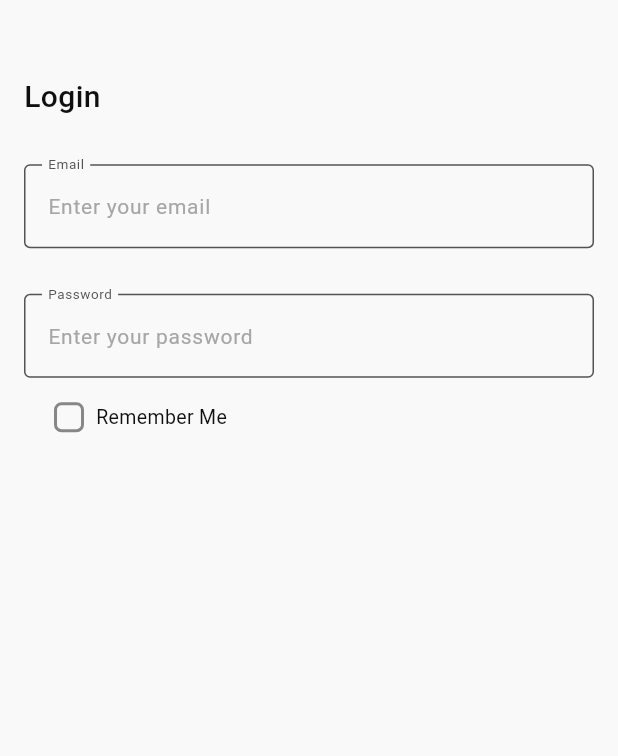
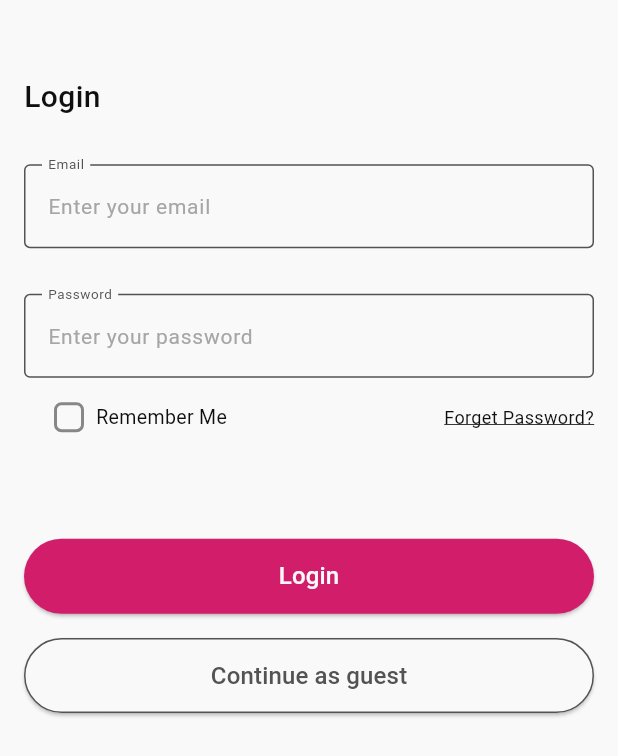
Before and after one commit to Marco-Nagy/Flowery-App, a Flutter app: the screen it shows after launch, on a phone screen of 412 x 824 dp. Shown: the top 756 px of the screen. Run offline on Flutter 3.47's test engine with Material 3 defaults, Android fonts, the light colour scheme and no system bars; our stand-ins replace bloc, dio, flutter_bloc, flutter_screenutil, fluttertoast, get_it and 4 more; generated files the repository leaves out were written again.

```diff
--- a/lib/core/styles/colors/my_colors.dart
+++ b/lib/core/styles/colors/my_colors.dart
@@ -10,5 +10,5 @@ class MyColors {
   static const Color lightBlue_10 = Color(0xffCCD7EB);
   static const Color white = Color(0xffF9F9F9);
   static const Color black = Color(0xff0F0F0F);
-
+  static const Color primary = Color(0xffD21E6A);
 }
--- a/lib/core/utils/widgets/buttons/carved_button.dart
+++ b/lib/core/utils/widgets/buttons/carved_button.dart
@@ -11,6 +11,8 @@ class CurvedButton extends StatelessWidget {
     required this.onTap,
     this.height,
     this.width,
+    this.colorBorderSide,
+    this.textColor,
   });
 
   final Color color;
@@ -18,6 +20,8 @@ class CurvedButton extends StatelessWidget {
   final VoidCallback onTap;
   final double? height;
   final double? width;
+  final Color? colorBorderSide;
+  final Color? textColor;
 
   @override
   Widget build(BuildContext context) {
@@ -30,12 +34,16 @@ class CurvedButton extends StatelessWidget {
           padding: const EdgeInsets.symmetric(vertical: 10,horizontal: 24),
           backgroundColor: color,
           shape: RoundedRectangleBorder(
+            side: BorderSide(
+              color: colorBorderSide ?? Colors.transparent,
+            ),
             borderRadius: BorderRadius.circular(100),
           ),
         ),
         child: Text(
           title,
-          style: MyFonts.styleMedium500_16.copyWith(color: MyColors.white),
+          style: MyFonts.styleMedium500_16
+              .copyWith(color: textColor ?? MyColors.white),
         ),
       ),
     );
--- a/lib/features/auth/domain/entities/request/login_request_entity.dart
+++ b/lib/features/auth/domain/entities/request/login_request_entity.dart
@@ -2,5 +2,5 @@ class LoginRequestEntity {
   final String? email;
   final String? password;
 
-  LoginRequestEntity(this.email, this.password);
+  LoginRequestEntity({this.email, this.password});
 }
--- a/lib/features/auth/presentation/login/manager/login_view_model_cubit.dart
+++ b/lib/features/auth/presentation/login/manager/login_view_model_cubit.dart
@@ -11,10 +11,10 @@ import '../../../domain/use_cases/auth_use_case.dart';
 part 'login_view_model_state.dart';
 
 @injectable
-class LoginViewModelCubit extends Cubit<LoginViewModelState> {
+class LoginViewModel extends Cubit<LoginViewModelState> {
   final AuthUseCase _authUseCase;
 
-  LoginViewModelCubit(this._authUseCase) : super(LoginViewModelInitial());
+  LoginViewModel(this._authUseCase) : super(LoginViewModelInitial());
 
   void doAction(LoginScreenAction action) {
     switch (action) {
--- a/lib/features/auth/presentation/login/pages/login_view.dart
+++ b/lib/features/auth/presentation/login/pages/login_view.dart
@@ -1,19 +1,50 @@
 import 'package:flowery_e_commerce/core/styles/colors/my_colors.dart';
-import 'package:flowery_e_commerce/core/utils/widgets/app_text_form_field.dart';
+import 'package:flowery_e_commerce/core/styles/fonts/my_fonts.dart';
 import 'package:flowery_e_commerce/core/utils/widgets/base/base_view.dart';
 import 'package:flowery_e_commerce/core/utils/widgets/base/custom_app_bar.dart';
+import 'package:flowery_e_commerce/core/utils/widgets/buttons/carved_button.dart';
 import 'package:flowery_e_commerce/core/utils/widgets/spacing.dart';
+import 'package:flowery_e_commerce/di/di.dart';
+import 'package:flowery_e_commerce/features/auth/domain/entities/request/login_request_entity.dart';
+import 'package:flowery_e_commerce/features/auth/presentation/login/manager/login_action.dart';
+import 'package:flowery_e_commerce/features/auth/presentation/login/manager/login_view_model_cubit.dart';
 import 'package:flowery_e_commerce/features/auth/presentation/login/widgets/custom_text_form_field.dart';
 import 'package:flowery_e_commerce/features/auth/presentation/login/widgets/remember_me_widget.dart';
 import 'package:flutter/material.dart';
+import 'package:flutter_bloc/flutter_bloc.dart';
 
-class LoginView extends StatelessWidget {
+class LoginView extends StatefulWidget {
   const LoginView({super.key});
 
   @override
+  State<LoginView> createState() => _LoginViewState();
+}
+
+class _LoginViewState extends State<LoginView> {
+  late TextEditingController emailController;
+  late TextEditingController passwordController;
+  late LoginViewModel viewModel;
+
+  @override
+  void initState() {
+    emailController = TextEditingController();
+    passwordController = TextEditingController();
+    viewModel = getIt.get<LoginViewModel>();
+    super.initState();
+  }
+
+  @override
+  void dispose() {
+    emailController.dispose();
+    passwordController.dispose();
+    super.dispose();
+  }
+
+  @override
   Widget build(BuildContext context) {
-    final emailController = TextEditingController();
-    return BaseView(
+    return BlocProvider<LoginViewModel>(
+      create: (context) => viewModel,
+      child: BaseView(
           child: CustomScrollView(
         slivers: [
           SliverToBoxAdapter(
@@ -43,10 +74,49 @@ class LoginView extends StatelessWidget {
           SliverToBoxAdapter(
               child: Padding(
             padding: const EdgeInsets.only(left: 20),
-            child: RememberMeWidget(onChanged: (value) {}),
+            child: Row(
+              mainAxisAlignment: MainAxisAlignment.spaceBetween,
+              children: [
+                RememberMeWidget(onChanged: (value) {}),
+                Text(
+                  'Forget Password?',
+                  style: MyFonts.styleRegular400_12.copyWith(
+                    color: MyColors.black,
+                    decoration: TextDecoration.underline,
                   ),
-        )
+                ),
               ],
+            ),
+          )),
+          SliverToBoxAdapter(
+            child: verticalSpacing(70),
+          ),
+          BlocBuilder<LoginViewModel, LoginViewModelState>(
+              builder: (context, state) {
+            return SliverToBoxAdapter(
+                child: CurvedButton(
+              color: MyColors.primary,
+              title: "Login",
+              onTap: () {
+                viewModel.doAction(LoginAction(LoginRequestEntity(
+                    email: emailController.text.trim(),
+                    password: passwordController.text.trim())));
+              },
             ));
+          }),
+          SliverToBoxAdapter(
+            child: verticalSpacing(16),
+          ),
+          SliverToBoxAdapter(
+              child: CurvedButton(
+            color: MyColors.white,
+            title: "Continue as guest",
+            onTap: () {},
+            colorBorderSide: MyColors.gray,
+            textColor: MyColors.gray,
+          )),
+        ],
+      )),
+    );
   }
 }
--- a/pubspec.yaml
+++ b/pubspec.yaml
@@ -49,6 +49,7 @@ dependencies:
   flutter_hooks: ^0.20.5
   equatable: ^2.0.5
   shimmer: ^3.0.0
+  fluttertoast: ^8.2.8
 
 
   # add injectable to your dependencies
```
Also changed, not shown: lib/core/utils/widgets/custom_toast.dart (added, +52 -0 lines), lib/di/di.config.dart, pubspec.lock. Lines whose indentation alone changed are shown as unchanged.
